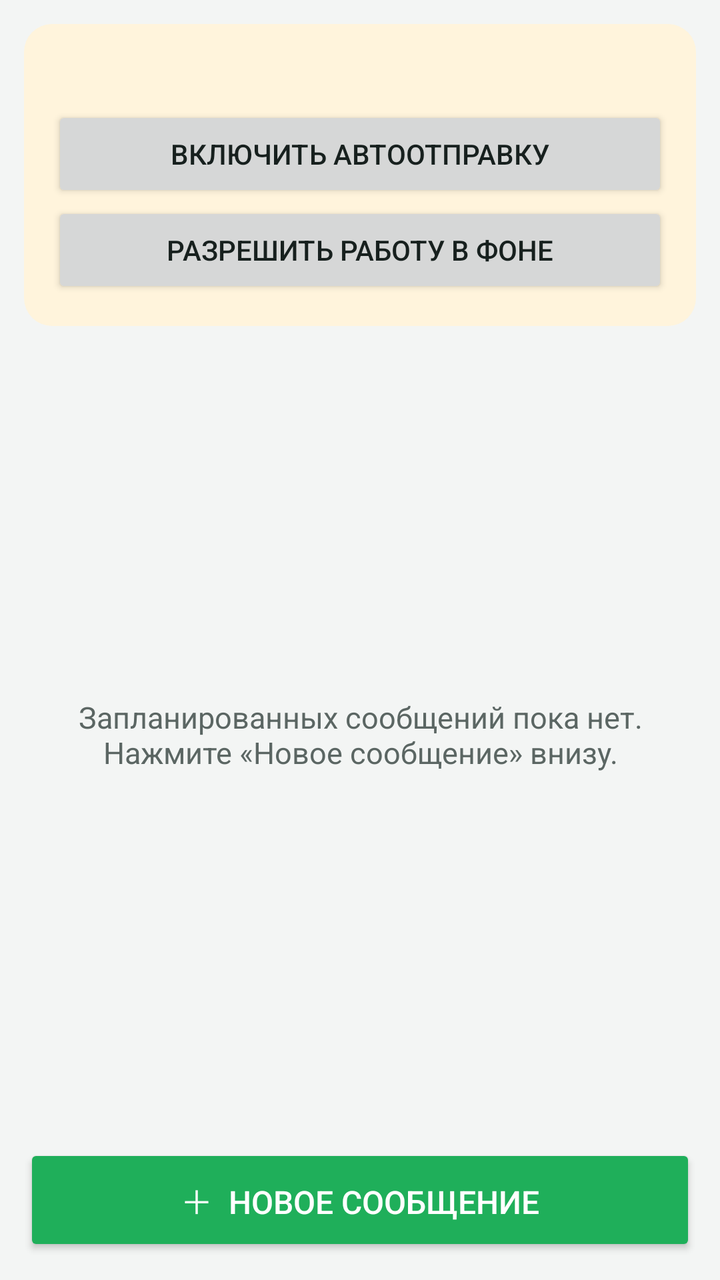
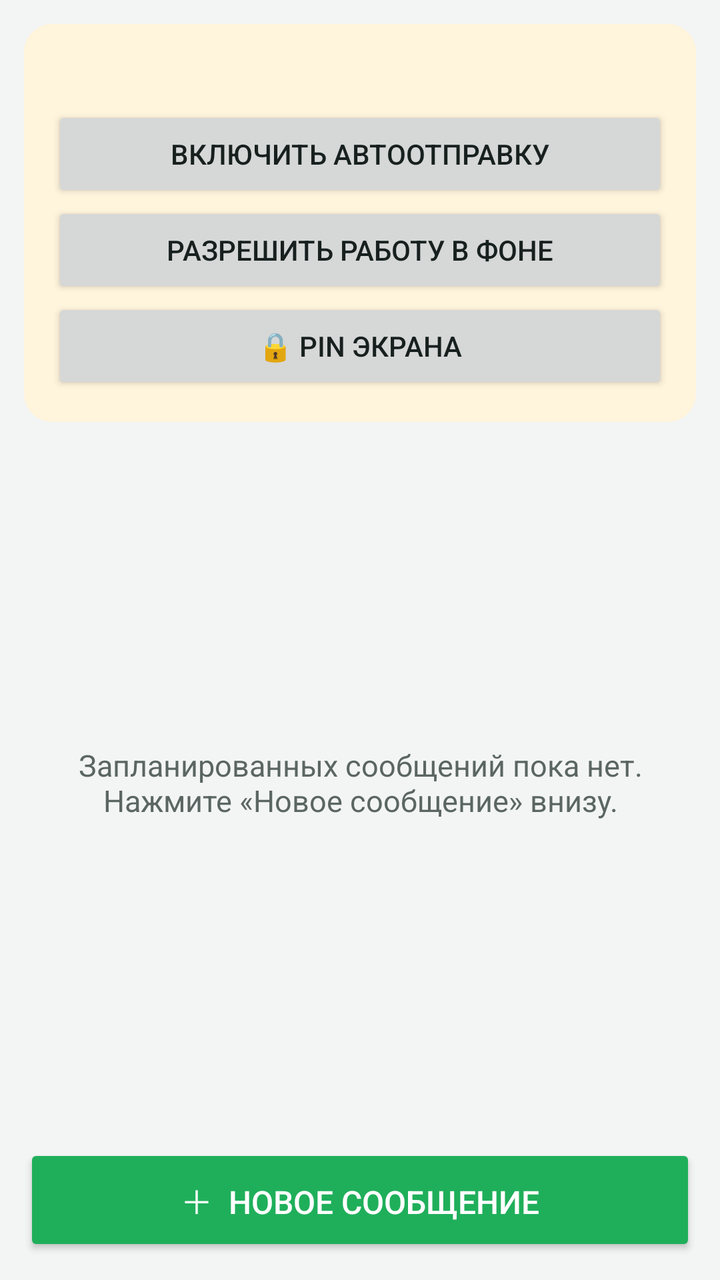

The first picture is an Android layout as it rendered before a commit; the second is the same layout after the commit. The layout source and the unified diff follow.
<!-- AndroidManifest.xml: application theme AppTheme -->
<!-- res/layout/activity_main.xml -->
<?xml version="1.0" encoding="utf-8"?>
<LinearLayout xmlns:android="http://schemas.android.com/apk/res/android"
    android:layout_width="match_parent"
    android:layout_height="match_parent"
    android:orientation="vertical">

    
    <LinearLayout
        android:id="@+id/statusCard"
        android:layout_width="match_parent"
        android:layout_height="wrap_content"
        android:layout_margin="12dp"
        android:background="@drawable/card_warn"
        android:orientation="vertical"
        android:padding="14dp">

        <TextView
            android:id="@+id/statusText"
            android:layout_width="match_parent"
            android:layout_height="wrap_content"
            android:lineSpacingExtra="2dp"
            android:textColor="@color/text_main"
            android:textSize="14sp" />

        <Button
            android:id="@+id/btnAccess"
            android:layout_width="match_parent"
            android:layout_height="wrap_content"
            android:layout_marginTop="8dp"
            android:text="Включить автоотправку" />

        <Button
            android:id="@+id/btnBattery"
            android:layout_width="match_parent"
            android:layout_height="wrap_content"
            android:text="Разрешить работу в фоне" />
    </LinearLayout>

    <FrameLayout
        android:layout_width="match_parent"
        android:layout_height="0dp"
        android:layout_weight="1">

        <ListView
            android:id="@+id/list"
            android:layout_width="match_parent"
            android:layout_height="match_parent"
            android:clipToPadding="false"
            android:divider="@android:color/transparent"
            android:dividerHeight="8dp"
            android:paddingHorizontal="12dp"
            android:paddingBottom="12dp" />

        <TextView
            android:id="@+id/empty"
            android:layout_width="match_parent"
            android:layout_height="match_parent"
            android:gravity="center"
            android:padding="32dp"
            android:text="Запланированных сообщений пока нет.\nНажмите «Новое сообщение» внизу."
            android:textColor="@color/text_sub"
            android:textSize="15sp" />
    </FrameLayout>

    <Button
        android:id="@+id/btnAdd"
        android:layout_width="match_parent"
        android:layout_height="56dp"
        android:layout_margin="12dp"
        android:backgroundTint="@color/accent"
        android:text="＋  Новое сообщение"
        android:textColor="#FFFFFF"
        android:textSize="16sp" />
</LinearLayout>
<!-- resources referenced by this layout -->
<resources>
  <color name="accent">#1FAF5A</color>
  <color name="text_main">#17201E</color>
  <color name="text_sub">#5B6663</color>
  <!-- drawable card_warn (drawable) -->
  <?xml version="1.0" encoding="utf-8"?>
  <shape xmlns:android="http://schemas.android.com/apk/res/android">
      <solid android:color="@color/warn_bg" />
      <corners android:radius="14dp" />
  </shape>
  <style name="AppTheme" parent="android:Theme.Material.Light.DarkActionBar">
          <item name="android:colorPrimary">@color/primary</item>
          <item name="android:colorPrimaryDark">@color/primary_dark</item>
          <item name="android:colorAccent">@color/accent</item>
          <item name="android:windowBackground">@color/bg</item>
          <item name="android:textColorPrimary">@color/text_main</item>
          <item name="android:textColorSecondary">@color/text_sub</item>
      </style>
  <color name="warn_bg">#FFF4DC</color>
  <color name="primary">#0B6B5D</color>
  <color name="primary_dark">#084C42</color>
  <color name="bg">#F3F5F4</color>
</resources>

<!-- the commit's change to res/layout/activity_main.xml (unified diff, before → after) -->
@@ -34,6 +34,12 @@
             android:layout_width="match_parent"
             android:layout_height="wrap_content"
             android:text="Разрешить работу в фоне" />
+
+        <Button
+            android:id="@+id/btnPin"
+            android:layout_width="match_parent"
+            android:layout_height="wrap_content"
+            android:text="🔒 PIN экрана" />
     </LinearLayout>
 
     <FrameLayout
